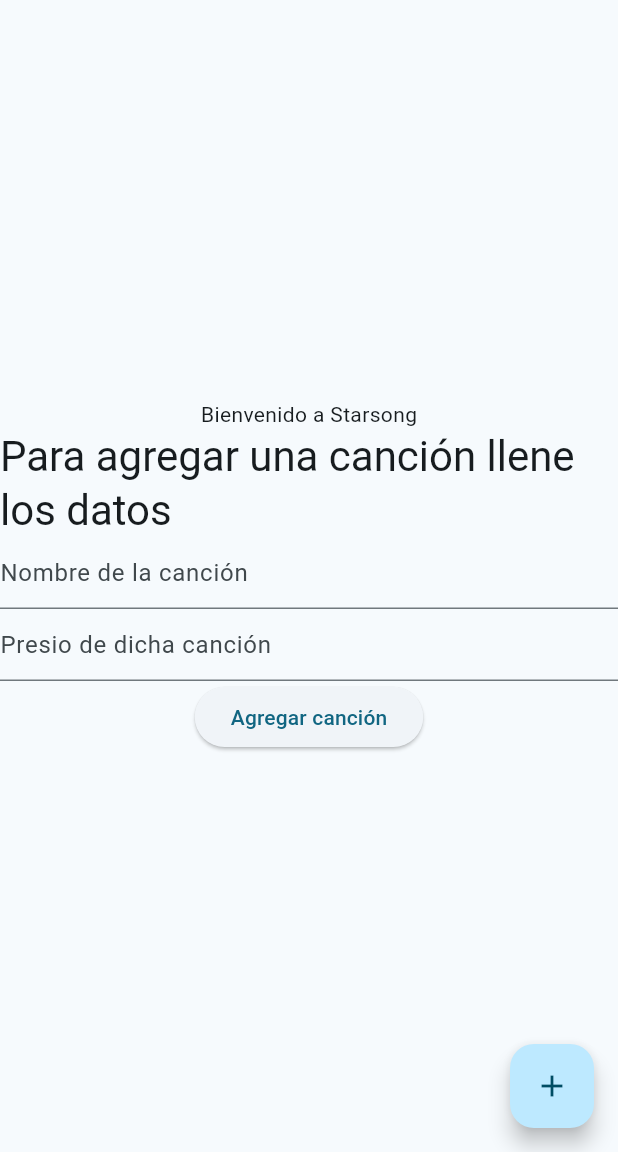
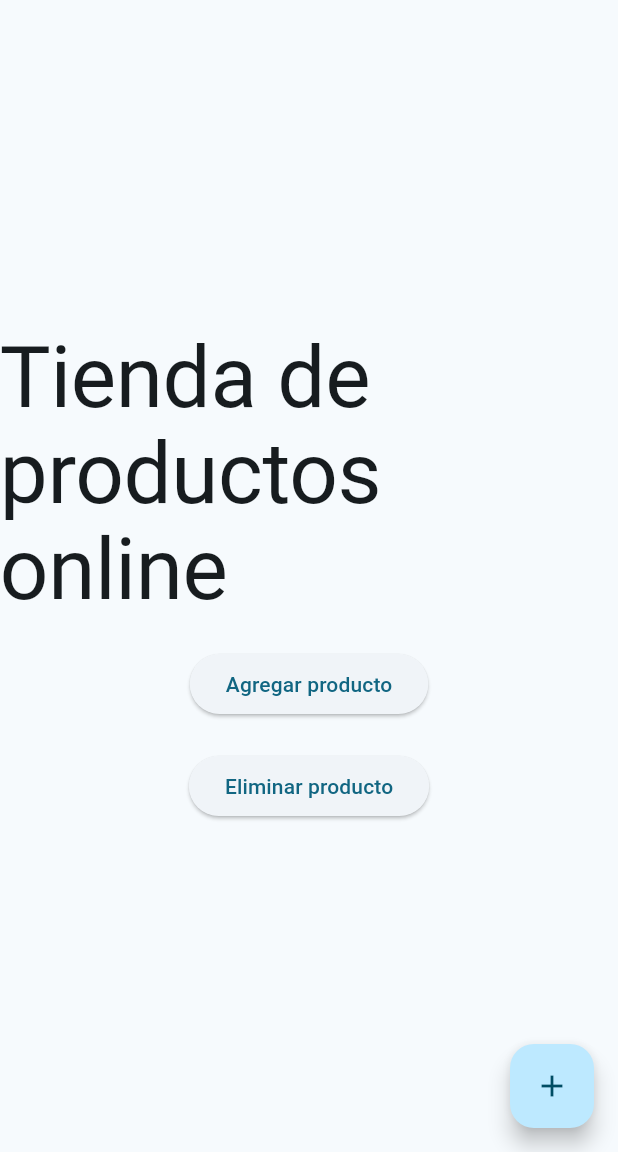
Before and after one commit to BarcosyPizzas/FlutterTilinesInsanos, a Flutter app: the screen it shows after launch, on a phone screen of 412 x 824 dp, the part 84-1236 px from its top. Run offline on Flutter 3.47's test engine with Material 3 defaults, Android fonts, the phone set to English and light mode, and no system bars.

Commit message:
segundo commit che

```diff
--- a/lib/main.dart
+++ b/lib/main.dart
@@ -78,77 +78,38 @@ class _MyHomePageState extends State<MyHomePage> {
 
   @override
   Widget build(BuildContext context) {
-    // This method is rerun every time setState is called, for instance as done
-    // by the _incrementCounter method above.
-    //
-    // The Flutter framework has been optimized to make rerunning build methods
-    // fast, so that you can just rebuild anything that needs updating rather
-    // than having to individually change instances of widgets.
     return Scaffold(
       appBar: AppBar(
-        // TRY THIS: Try changing the color here to a specific color (to
-        // Colors.amber, perhaps?) and trigger a hot reload to see the AppBar
-        // change color while the other colors stay the same.
         backgroundColor: Theme.of(context).colorScheme.inversePrimary,
-        // Here we take the value from the MyHomePage object that was created by
-        // the App.build method, and use it to set our appbar title.
         title: Text(widget.title),
       ),
       body: Center(
-        // Center is a layout widget. It takes a single child and positions it
-        // in the middle of the parent.
         child: Column(
-          // Column is also a layout widget. It takes a list of children and
-          // arranges them vertically. By default, it sizes itself to fit its
-          // children horizontally, and tries to be as tall as its parent.
-          //
-          // Column has various properties to control how it sizes itself and
-          // how it positions its children. Here we use mainAxisAlignment to
-          // center the children vertically; the main axis here is the vertical
-          // axis because Columns are vertical (the cross axis would be
-          // horizontal).
-          //
-          // TRY THIS: Invoke "debug painting" (choose the "Toggle Debug Paint"
-          // action in the IDE, or press "p" in the console), to see the
-          // wireframe for each widget.
           mainAxisAlignment: MainAxisAlignment.center,
           children: <Widget>[
-            const Text(
-              'Bienvenido a Starsong',
+            Text(
+              'Tienda de productos online',
+              style: Theme.of(context).textTheme.displayLarge,
             ),
-            Text(
-              'Para agregar una canción llene los datos',
-              style: Theme.of(context).textTheme.headlineMedium,
-            ),
-            TextFormField(
-              decoration: const InputDecoration(
-                hintText: 'Nombre de la canción'
-              ),
-              validator: (String? value) {
-                if( value == null || value.isEmpty ){
-                  return 'Escribe algo';
-                }
-                return null;
-              },
-            ),
-            TextFormField(
-              decoration: const InputDecoration(
-                  hintText: 'Presio de dicha canción'
-              ),
-              validator: (String? value) {
-                if( value == null || value.isEmpty ){
-                  return 'Escribe algo';
-                }
-                return null;
-              },
-            ),
-            ElevatedButton(
+
+            Padding(
+              padding: const EdgeInsets.all( 20),
+              child:  ElevatedButton(
                 onPressed: () {
                   if(_formKey.currentState!.validate()){
                     _cambiarEstado();
                   }
                 } ,
-                child: const Text('Agregar canción'),
+                child: const Text('Agregar producto'),
+              ),
+            ),
+            ElevatedButton(
+              onPressed: () {
+                if(_formKey.currentState!.validate()){
+                  _cambiarEstado();
+                }
+              } ,
+              child: const Text('Eliminar producto'),
             ),
           ],
         ),
```
Also changed, not shown: lib/Product.dart (added, +7 -0 lines), lib/widgets/image_widget.dart (added, +16 -0 lines).
